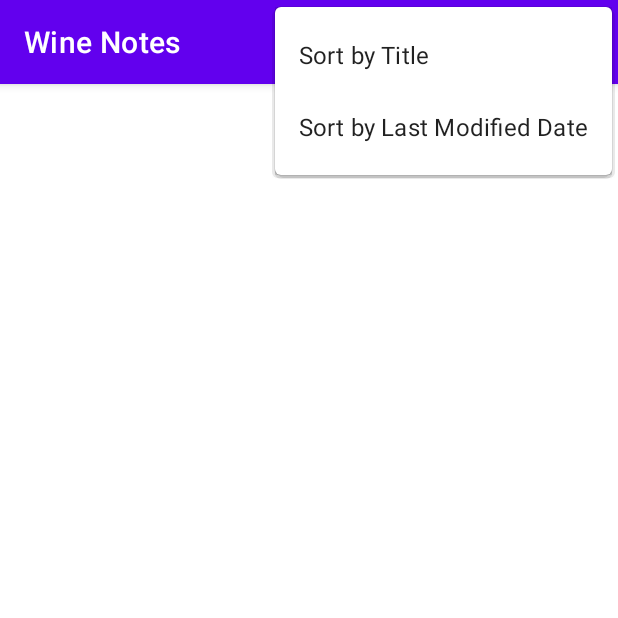
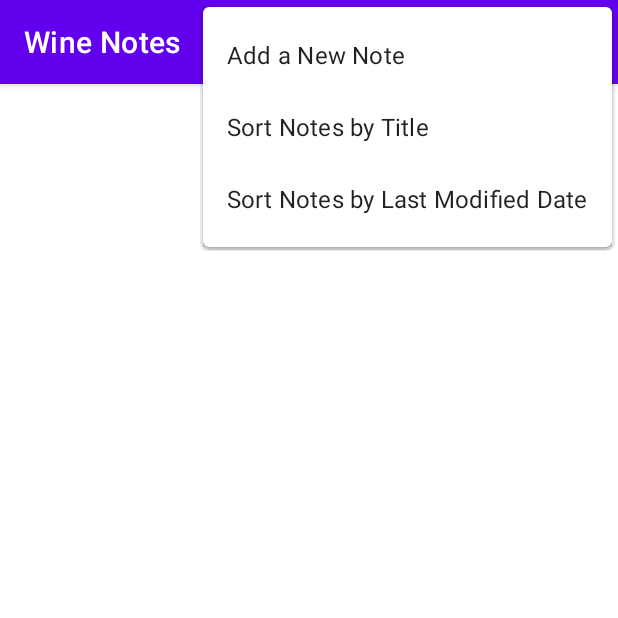
Before and after one commit to tnt177/WineNotes, an Android app: the screen it shows after launch (MainActivity), with the options menu open, on a phone screen of 412 x 824 dp, the top half of it. Run offline under Robolectric (Android 15) with nearby library versions, the phone set to English and light mode, and no system bars; 5 statements that could not run were skipped.

Commit message:
Menu update

```diff
--- a/app/src/main/res/menu/main_menu.xml
+++ b/app/src/main/res/menu/main_menu.xml
@@ -1,6 +1,9 @@
 <?xml version="1.0" encoding="utf-8"?>
 <menu xmlns:android="http://schemas.android.com/apk/res/android">
 
+    <item
+        android:id="@+id/add_new_note"
+        android:title="@string/add_a_new_note" />
     <item
         android:id="@+id/sort_by_title"
         android:title="@string/sort_by_title" />
--- a/app/src/main/res/values/strings.xml
+++ b/app/src/main/res/values/strings.xml
@@ -1,6 +1,7 @@
 <resources>
     <string name="app_name">Wine Notes</string>
     <string name="text">Text</string>
-    <string name="sort_by_title">Sort by Title</string>
-    <string name="sort_by_last_modified_date">Sort by Last Modified Date</string>
+    <string name="sort_by_title">Sort Notes by Title</string>
+    <string name="sort_by_last_modified_date">Sort Notes by Last Modified Date</string>
+    <string name="add_a_new_note">Add a New Note</string>
 </resources>
```
